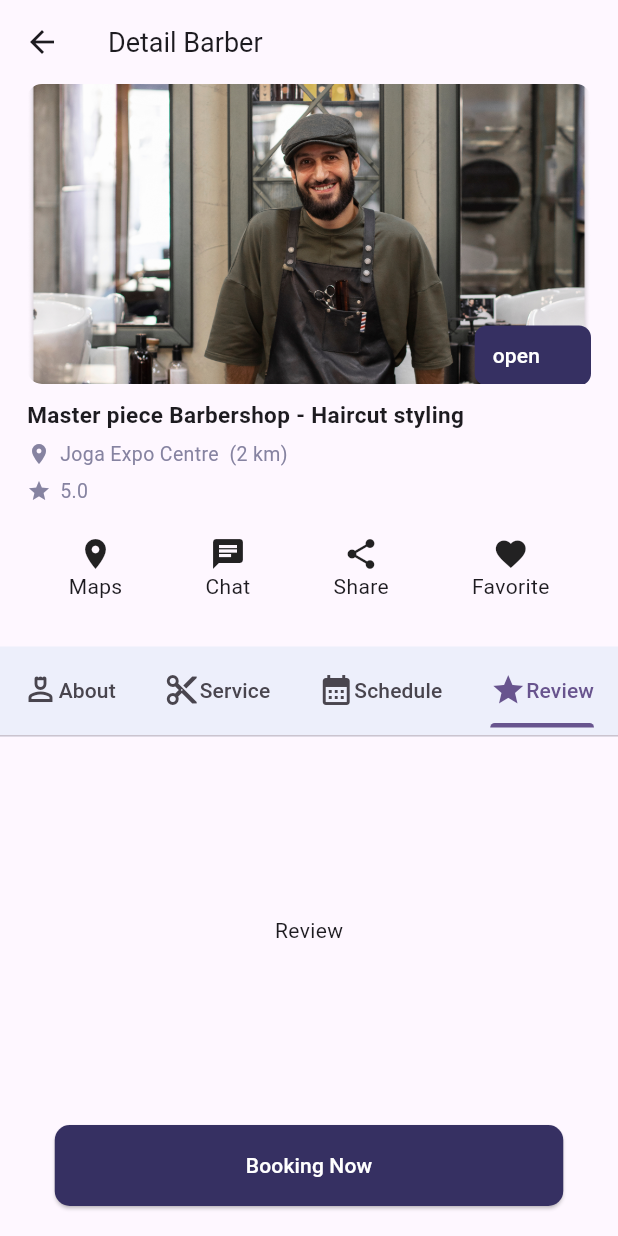
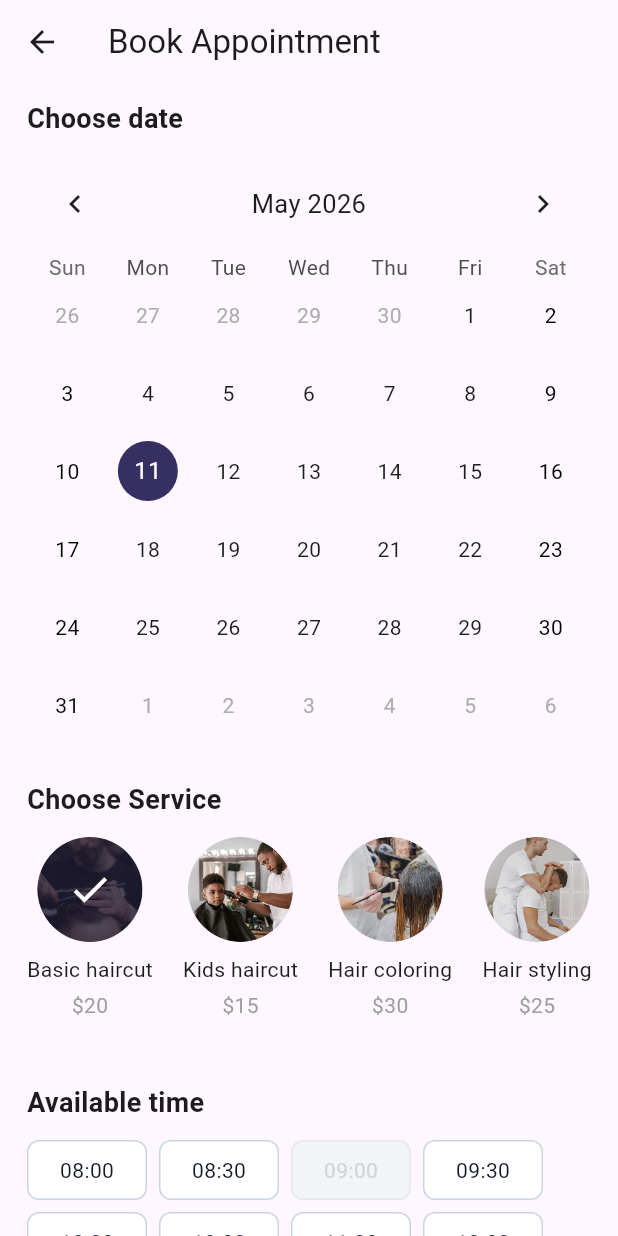
Before and after one commit to qaisarcode/hair_cut, a Flutter app: the BarberDetaills screen opened directly, tab 4 chosen, after a tap on "Booking Now", on a phone screen of 412 x 824 dp. Run offline on Flutter 3.47's test engine with Material 3 defaults, Android fonts, the phone set to English and light mode, and no system bars; drawn by our look-alikes of table_calendar.

Commit message:
i tis way ii have to add some new scerrens and alsoi have to add some styles in this and aslo  some new picctures this will make my aplication acutall beauty

```diff
--- /dev/null
+++ b/lib/Screens/appoint_you.dart
@@ -0,0 +1,25 @@
+import 'package:flutter/material.dart';
+
+class AppointYou extends StatefulWidget {
+  const AppointYou({super.key});
+
+  @override
+  State<AppointYou> createState() => _AppointYouState();
+}
+
+class _AppointYouState extends State<AppointYou> {
+  @override
+  Widget build(BuildContext context) {
+    return Scaffold(
+      appBar: AppBar(
+        iconTheme: IconThemeData(color: Color(0xffFFFFFF)),
+        title: Text(
+          "Your Appointment",
+          style: TextStyle(color: Color(0xffFFFFFF)),
+        ),
+        backgroundColor: Color(0xff363062),
+      ),
+      backgroundColor: Color(0xff363062),
+    );
+  }
+}
--- a/lib/Screens/barber_detaills.dart
+++ b/lib/Screens/barber_detaills.dart
@@ -1,7 +1,9 @@
 import 'package:flutter/material.dart';
+import 'package:hair_cut/Screens/bookappoint.dart';
 import 'package:hair_cut/Utils/elevated_bu.dart';
 import 'package:hair_cut/Utils/our_tim.dart';
 import 'package:hair_cut/Utils/recomanded_shop_co.dart';
+import 'package:hair_cut/Utils/review_co.dart';
 
 class BarberDetaills extends StatefulWidget {
   const BarberDetaills({super.key});
@@ -40,30 +42,63 @@ class _BarberDetaillsState extends State<BarberDetaills> {
       name: "Basic haircut",
       subtitle: "Basic haircut & vitamint",
       addyou: "\$20",
+      icon: null,
     ),
     OurTim(
       image: "assets/images/c2.png",
       name: "Kids haircut",
       subtitle: "Special kids haircut",
       addyou: "\$15",
+      icon: null,
     ),
     OurTim(
       image: "assets/images/c3.png",
       name: "Hair coloring",
       subtitle: "Hair color treatment",
       addyou: "\$30",
+      icon: null,
     ),
     OurTim(
       image: "assets/images/c4.png",
       name: "Hair treatment",
       subtitle: "Special full treatment",
       addyou: "\$10",
+      icon: null,
     ),
     OurTim(
       image: "assets/images/c5.png",
       name: "Special massage",
       subtitle: "Additional massage",
       addyou: "\$10",
+      icon: null,
+    ),
+  ];
+  final List<ReviewCo> rdata = [
+    ReviewCo(
+      image: "assets/images/r1.png",
+      name: "Alan Cartwright",
+      addreview: "Good service, recommendation for barber shop seekers",
+      reating: 4.0,
+    ),
+    ReviewCo(
+      image: "assets/images/r2.png",
+      name: "Robert Gleichner",
+      addreview: "Place is not too far and the shaving results are good",
+      reating: 5.0,
+    ),
+    ReviewCo(
+      image: "assets/images/r3.png",
+      name: "Sergio Wilderman",
+      addreview:
+          "Price is quite affordable and the service is good, I am very satisfied",
+      reating: 4.0,
+    ),
+    ReviewCo(
+      image: "assets/images/r4.png",
+      name: "Miss Erik VonRueden",
+      addreview:
+          "Style of barbering here really follows the times, I like the service",
+      reating: 5.0,
     ),
   ];
   @override
@@ -187,6 +222,7 @@ class _BarberDetaillsState extends State<BarberDetaills> {
                                 name: tim.name,
                                 subtitle: tim.subtitle,
                                 addyou: tim.addyou,
+                                icon: tim.icon,
                               );
                             },
                           ),
@@ -223,6 +259,7 @@ class _BarberDetaillsState extends State<BarberDetaills> {
                                 name: t.name,
                                 subtitle: t.subtitle,
                                 addyou: t.addyou,
+                                icon: t.icon,
                               );
                             },
                           ),
@@ -232,11 +269,38 @@ class _BarberDetaillsState extends State<BarberDetaills> {
                     ),
                   ),
                   Center(child: Text("Shaduled")),
-                  Center(child: Text("Review")),
+                  SingleChildScrollView(
+                    child: Column(
+                      children: [
+                        ListView.builder(
+                          shrinkWrap: true,
+                          physics: NeverScrollableScrollPhysics(),
+                          itemCount: rdata.length,
+                          itemBuilder: (context, index) {
+                            final r = rdata[index];
+                            return ReviewCo(
+                              image: r.image,
+                              name: r.name,
+                              addreview: r.addreview,
+                              reating: r.reating,
+                            );
+                          },
+                        ),
+                      ],
+                    ),
+                  ),
                 ],
               ),
             ),
-            ElevatedBu(onPressed: () {}, name: "Booking Now"),
+            ElevatedBu(
+              onPressed: () {
+                Navigator.push(
+                  context,
+                  MaterialPageRoute(builder: (context) => Bookappoint()),
+                );
+              },
+              name: "Booking Now",
+            ),
             SizedBox(height: 20),
           ],
         ),
--- /dev/null
+++ b/lib/Screens/bookappoint.dart
@@ -0,0 +1,292 @@
+import 'package:flutter/material.dart';
+import 'package:hair_cut/Screens/appoint_you.dart';
+import 'package:hair_cut/Utils/elevated_bu.dart';
+import 'package:table_calendar/table_calendar.dart';
+
+class Bookappoint extends StatefulWidget {
+  const Bookappoint({super.key});
+
+  @override
+  State<Bookappoint> createState() => _BookappointState();
+}
+
+class _BookappointState extends State<Bookappoint> {
+  DateTime today = DateTime.now();
+  DateTime focusedDay = DateTime.now();
+  int selectedIndex = 0;
+  int _selectedTime = -1; // -1 matlab koi select nahi
+
+  final List<Map<String, dynamic>> timeSlots = [
+    {"time": "08:00", "available": true},
+    {"time": "08:30", "available": true},
+    {"time": "09:00", "available": false},
+    {"time": "09:30", "available": true},
+    {"time": "10:00", "available": true},
+    {"time": "10:30", "available": true},
+    {"time": "11:30", "available": true},
+    {"time": "13:00", "available": true},
+    {"time": "15:30", "available": true},
+    {"time": "16:00", "available": false},
+    {"time": "17:00", "available": true},
+    {"time": "17:30", "available": true},
+  ];
+
+  List services = [
+    {
+      "image": "assets/images/cs1.png",
+      "name": "Basic haircut",
+      "price": "\$20",
+    },
+    {"image": "assets/images/cs2.png", "name": "Kids haircut", "price": "\$15"},
+    {
+      "image": "assets/images/cs3.png",
+      "name": "Hair coloring",
+      "price": "\$30",
+    },
+    {"image": "assets/images/cs4.png", "name": "Hair styling", "price": "\$25"},
+  ];
+
+  @override
+  Widget build(BuildContext context) {
+    return Scaffold(
+      appBar: AppBar(title: const Text("Book Appointment")),
+      body: SingleChildScrollView(
+        padding: const EdgeInsets.symmetric(horizontal: 18),
+        child: Column(
+          crossAxisAlignment: CrossAxisAlignment.start,
+          children: [
+            const SizedBox(height: 10),
+
+            // ✅ Calendar
+            const Text(
+              "Choose date",
+              style: TextStyle(fontSize: 18, fontWeight: FontWeight.bold),
+            ),
+            const SizedBox(height: 12),
+            TableCalendar(
+              focusedDay: focusedDay,
+              firstDay: DateTime(2020),
+              lastDay: DateTime(2030),
+              selectedDayPredicate: (day) => isSameDay(today, day),
+              onDaySelected: (selectedDay, focused) {
+                setState(() {
+                  today = selectedDay;
+                  focusedDay = focused;
+                });
+              },
+              headerStyle: const HeaderStyle(
+                formatButtonVisible: false,
+                titleCentered: true,
+                leftChevronIcon: Icon(Icons.chevron_left),
+                rightChevronIcon: Icon(Icons.chevron_right),
+              ),
+              calendarStyle: const CalendarStyle(
+                todayDecoration: BoxDecoration(
+                  color: Color(0xff363062),
+                  shape: BoxShape.circle,
+                ),
+                selectedDecoration: BoxDecoration(
+                  color: Color(0xff363062),
+                  shape: BoxShape.circle,
+                ),
+                weekendTextStyle: TextStyle(color: Colors.black),
+              ),
+            ),
+
+            const SizedBox(height: 24),
+
+            // ✅ Choose Service
+            const Text(
+              "Choose Service",
+              style: TextStyle(fontSize: 18, fontWeight: FontWeight.bold),
+            ),
+            const SizedBox(height: 12),
+            SizedBox(
+              height: 140,
+              child: ListView.builder(
+                scrollDirection: Axis.horizontal,
+                itemCount: services.length,
+                itemBuilder: (context, index) {
+                  final service = services[index];
+                  bool isSelected = selectedIndex == index;
+
+                  return GestureDetector(
+                    onTap: () {
+                      setState(() {
+                        selectedIndex = index;
+                      });
+                    },
+                    child: Padding(
+                      padding: const EdgeInsets.only(right: 20),
+                      child: Column(
+                        children: [
+                          Stack(
+                            alignment: Alignment.center,
+                            children: [
+                              CircleAvatar(
+                                radius: 35,
+                                backgroundImage: AssetImage(service["image"]),
+                              ),
+                              if (isSelected)
+                                Container(
+                                  width: 70,
+                                  height: 70,
+                                  decoration: BoxDecoration(
+                                    color: Colors.black.withOpacity(0.4),
+                                    shape: BoxShape.circle,
+                                  ),
+                                ),
+                              if (isSelected)
+                                const Icon(
+                                  Icons.check,
+                                  color: Colors.white,
+                                  size: 30,
+                                ),
+                            ],
+                          ),
+                          const SizedBox(height: 8),
+                          Text(
+                            service["name"],
+                            style: const TextStyle(fontSize: 14),
+                          ),
+                          const SizedBox(height: 4),
+                          Text(
+                            service["price"],
+                            style: const TextStyle(
+                              color: Colors.grey,
+                              fontSize: 14,
+                            ),
+                          ),
+                        ],
+                      ),
+                    ),
+                  );
+                },
+              ),
+            ),
+
+            const SizedBox(height: 24),
+            const Text(
+              "Available time",
+              style: TextStyle(fontSize: 18, fontWeight: FontWeight.bold),
+            ),
+            const SizedBox(height: 12),
+            Wrap(
+              spacing: 8,
+              runSpacing: 8,
+              children: List.generate(timeSlots.length, (index) {
+                final slot = timeSlots[index];
+                final bool isAvailable = slot["available"];
+                final bool isSelected = _selectedTime == index;
+
+                return GestureDetector(
+                  onTap: isAvailable
+                      ? () {
+                          setState(() {
+                            _selectedTime = index;
+                          });
+                        }
+                      : null,
+                  child: Container(
+                    width: 80,
+                    height: 40,
+                    alignment: Alignment.center,
+                    decoration: BoxDecoration(
+                      color: isSelected
+                          ? Color(0xff363062)
+                          : isAvailable
+                          ? Color(0xffFFFFFF)
+                          : Color(0xffF3F4F6),
+                      border: Border.all(
+                        color: isSelected
+                            ? Color(0xff363062)
+                            : isAvailable
+                            ? Color(0xffCBD5E1)
+                            : Color(0xffE5E7EB),
+                      ),
+                      borderRadius: BorderRadius.circular(8),
+                    ),
+                    child: Text(
+                      slot["time"],
+                      style: TextStyle(
+                        color: isSelected
+                            ? Color(0xffFFFFFF)
+                            : isAvailable
+                            ? Color(0xff111827)
+                            : Color(0xffD1D5DB),
+                        fontSize: 14,
+                        fontWeight: isSelected
+                            ? FontWeight.bold
+                            : FontWeight.normal,
+                      ),
+                    ),
+                  ),
+                );
+              }),
+            ),
+
+            const SizedBox(height: 24),
+            const Text(
+              "Payment summary",
+              style: TextStyle(fontSize: 18, fontWeight: FontWeight.bold),
+            ),
+            const SizedBox(height: 12),
+            Container(
+              padding: const EdgeInsets.all(16),
+              decoration: BoxDecoration(
+                color: Color(0xffF9FAFB),
+                borderRadius: BorderRadius.circular(10),
+                border: Border.all(color: Color(0xffE5E7EB)),
+              ),
+              child: Column(
+                children: [
+                  Row(
+                    mainAxisAlignment: MainAxisAlignment.spaceBetween,
+                    children: [
+                      Text(services[selectedIndex]["name"]),
+                      Text(services[selectedIndex]["price"]),
+                    ],
+                  ),
+                  const Divider(height: 20),
+                  Row(
+                    mainAxisAlignment: MainAxisAlignment.spaceBetween,
+                    children: const [Text("Admin fee"), Text("\$10")],
+                  ),
+                  const Divider(height: 20),
+                  Row(
+                    mainAxisAlignment: MainAxisAlignment.spaceBetween,
+                    children: [
+                      const Text(
+                        "Total",
+                        style: TextStyle(fontWeight: FontWeight.bold),
+                      ),
+                      Text(
+                        services[selectedIndex]["price"],
+                        style: const TextStyle(fontWeight: FontWeight.bold),
+                      ),
+                    ],
+                  ),
+                ],
+              ),
+            ),
+
+            const SizedBox(height: 24),
+            Align(
+              alignment: Alignment.center,
+              child: ElevatedBu(
+                onPressed: () {
+                  Navigator.push(
+                    context,
+                    MaterialPageRoute(builder: (context) => AppointYou()),
+                  );
+                },
+                name: "Deal booking",
+              ),
+            ),
+            const SizedBox(height: 30),
+          ],
+        ),
+      ),
+    );
+  }
+}
--- a/lib/Screens/home_screen.dart
+++ b/lib/Screens/home_screen.dart
@@ -1,5 +1,6 @@
 import 'package:flutter/material.dart';
 import 'package:hair_cut/Screens/barber_detaills.dart';
+import 'package:hair_cut/Screens/bookappoint.dart';
 import 'package:hair_cut/Screens/explor_barabers.dart';
 import 'package:hair_cut/Utils/elevated_bu.dart';
 import 'package:hair_cut/Utils/list_button.dart';
@@ -142,7 +143,12 @@ class _HomeScreenState extends State<HomeScreen> {
                               borderRadius: BorderRadius.circular(10),
                             ),
                           ),
-                          onPressed: () {},
+                          onPressed: () {
+                            Navigator.push(
+                              context,
+                              MaterialPageRoute(builder: (_) => Bookappoint()),
+                            );
+                          },
                           child: Text(
                             "Booking Now",
                             style: TextStyle(
--- a/lib/Utils/our_tim.dart
+++ b/lib/Utils/our_tim.dart
@@ -11,7 +11,7 @@ class OurTim extends StatelessWidget {
     super.key,
     required this.image,
     required this.name,
-    this.icon,
+    this.icon = null,
     required this.subtitle,
     required this.addyou,
   });
@@ -30,7 +30,7 @@ class OurTim extends StatelessWidget {
         child: Row(
           mainAxisAlignment: MainAxisAlignment.end,
           children: [
-            Expanded(child: Icon(Icons.star)),
+            Expanded(child: Icon(icon)),
             Expanded(child: Text(addyou, style: TextStyle(fontSize: 16))),
           ],
         ),
--- /dev/null
+++ b/lib/Utils/review_co.dart
@@ -0,0 +1,58 @@
+import 'package:flutter/material.dart';
+
+class ReviewCo extends StatelessWidget {
+  final String image;
+  final String name;
+  final String addreview;
+  double reating;
+  ReviewCo({
+    super.key,
+    required this.image,
+    required this.name,
+    required this.addreview,
+    required this.reating,
+  });
+
+  @override
+  Widget build(BuildContext context) {
+    return Padding(
+      padding: const EdgeInsets.symmetric(horizontal: 18, vertical: 18),
+      child: Row(
+        crossAxisAlignment: CrossAxisAlignment.start,
+        children: [
+          CircleAvatar(radius: 25, backgroundImage: AssetImage(image)),
+          SizedBox(width: 10),
+          Expanded(
+            child: Column(
+              crossAxisAlignment: CrossAxisAlignment.start,
+              children: [
+                Text(name, style: TextStyle(fontSize: 20)),
+                Row(
+                  children: [
+                    Row(
+                      children: List.generate(
+                        5,
+                        (index) => Icon(
+                          index < reating ? Icons.star : Icons.star_border,
+                          color: Colors.amber,
+                          size: 22,
+                        ),
+                      ),
+                    ),
+                    Text(
+                      "("
+                      "$reating"
+                      ")",
+                      style: TextStyle(color: Color(0xff6B7280)),
+                    ),
+                  ],
+                ),
+                Text(addreview, style: TextStyle(color: Color(0xff6B7280))),
+              ],
+            ),
+          ),
+        ],
+      ),
+    );
+  }
+}
--- a/pubspec.yaml
+++ b/pubspec.yaml
@@ -34,10 +34,12 @@ dependencies:
   # The following adds the Cupertino Icons font to your application.
   # Use with the CupertinoIcons class for iOS style icons.
   cupertino_icons: ^1.0.8
+  table_calendar: ^3.1.2
 
 dev_dependencies:
   flutter_test:
     sdk: flutter
+
 
   # The "flutter_lints" package below contains a set of recommended lints to
   # encourage good coding practices. The lint set provided by the package is
```
Also changed, not shown: assets/images/cs1.png (added), assets/images/cs2.png (added), assets/images/cs3.png (added), assets/images/cs4.png (added), assets/images/r1.png (added), assets/images/r2.png (added), assets/images/r3.png (added), assets/images/r4.png (added), pubspec.lock.
